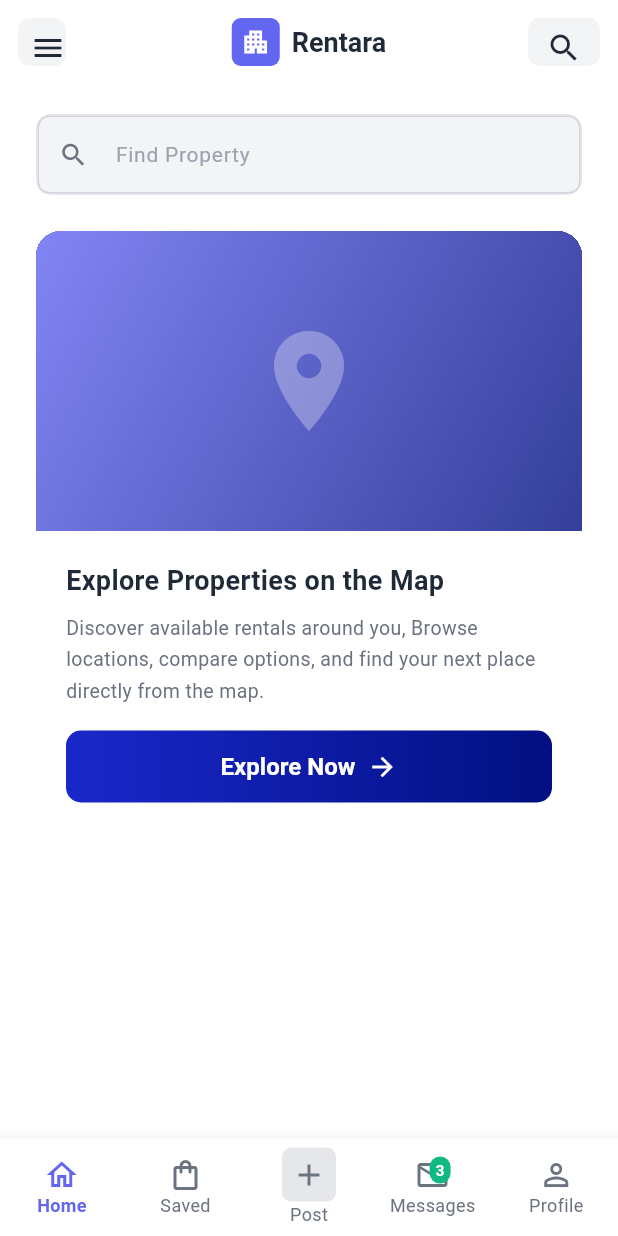
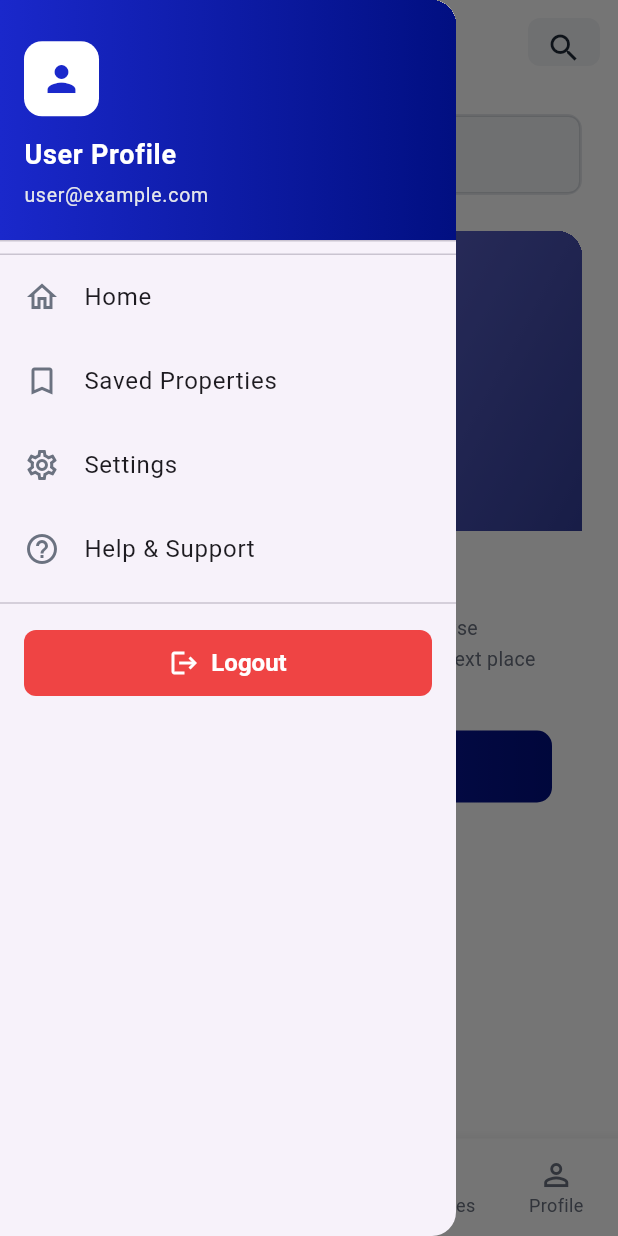
Before and after one commit to FikrTechnology/find_apartment_flutter, a Flutter app: the HomePage screen opened by its route, with the side drawer open (before the commit the screen has no drawer), on a phone screen of 412 x 824 dp. Run offline on Flutter 3.47's test engine with Material 3 defaults, Android fonts, the phone set to English and light mode, and no system bars; our stand-ins replace carousel_slider, dio, flutter_bloc, flutter_secure_storage, go_router, logger; accounts and stored records are empty.

Commit message:
Update Login Screen - save session management and username

```diff
--- a/lib/features/auth/presentation/bloc/login_bloc.dart
+++ b/lib/features/auth/presentation/bloc/login_bloc.dart
@@ -2,17 +2,22 @@ import 'package:flutter_bloc/flutter_bloc.dart';
 import 'package:logger/logger.dart';
 import '../../../../core/api/api_client.dart';
 import '../../../../core/api/models/login_models.dart';
+import '../../../../core/services/session_service.dart';
+import '../../../../core/services/remember_me_service.dart';
 
 part 'login_event.dart';
 part 'login_state.dart';
 
 class LoginBloc extends Bloc<LoginEvent, LoginState> {
   final ApiClient apiClient;
+  final SessionService sessionService = SessionService();
+  final RememberMeService rememberMeService = RememberMeService();
   final Logger _logger = Logger();
 
   LoginBloc({required this.apiClient}) : super(const LoginInitial()) {
     on<LoginWithEmailEvent>(_onLoginWithEmail);
     on<LoginWithGoogleEvent>(_onLoginWithGoogle);
+    on<LogoutEvent>(_onLogout);
   }
 
   Future<void> _onLoginWithEmail(
@@ -24,7 +29,6 @@ class LoginBloc extends Bloc<LoginEvent, LoginState> {
 
     try {
       _logger.d('Validating login inputs...');
-      // Validate email and password
       if (event.email.isEmpty || event.password.isEmpty) {
         _logger.w('Login validation failed: Missing email or password');
         emit(const LoginError('Email dan password tidak boleh kosong'));
@@ -38,7 +42,6 @@ class LoginBloc extends Bloc<LoginEvent, LoginState> {
       }
 
       _logger.i('All validations passed, calling login API...');
-      // Call API
       final request = LoginRequest(
         email: event.email,
         password: event.password,
@@ -47,7 +50,27 @@ class LoginBloc extends Bloc<LoginEvent, LoginState> {
       final response = await apiClient.login(request);
 
       _logger.i('Login success, user: ${response.data.user.name}');
-      // Success
+
+      await sessionService.saveSession(
+        token: response.data.accessToken,
+        userId: response.data.user.id.toString(),
+        userName: response.data.user.name,
+        userEmail: response.data.user.email,
+      );
+      _logger.i('Session saved successfully');
+
+      if (event.rememberMe) {
+        await rememberMeService.saveCredentials(
+          email: event.email,
+          password: event.password,
+          rememberMe: true,
+        );
+        _logger.i('Credentials saved with remember me enabled');
+      } else {
+        await rememberMeService.clearCredentials();
+        _logger.i('Credentials cleared');
+      }
+
       emit(LoginSuccess(user: response.data.user, accessToken: response.data.accessToken));
     } catch (e) {
       _logger.e('Login error: $e');
@@ -72,4 +95,19 @@ class LoginBloc extends Bloc<LoginEvent, LoginState> {
       emit(LoginError(e.toString()));
     }
   }
+
+  Future<void> _onLogout(
+    LogoutEvent event,
+    Emitter<LoginState> emit,
+  ) async {
+    _logger.i('LogoutEvent triggered');
+    try {
+      await sessionService.clearSession();
+      _logger.i('Session cleared - Remember me credentials preserved');
+      emit(const LoginInitial());
+    } catch (e) {
+      _logger.e('Logout error: $e');
+      emit(LoginError(e.toString()));
+    }
+  }
 }
--- a/lib/features/auth/presentation/bloc/login_event.dart
+++ b/lib/features/auth/presentation/bloc/login_event.dart
@@ -19,3 +19,7 @@ class LoginWithEmailEvent extends LoginEvent {
 class LoginWithGoogleEvent extends LoginEvent {
   const LoginWithGoogleEvent();
 }
+
+class LogoutEvent extends LoginEvent {
+  const LogoutEvent();
+}
--- a/lib/features/home/presentation/pages/home_page.dart
+++ b/lib/features/home/presentation/pages/home_page.dart
@@ -1,6 +1,8 @@
 import 'package:flutter/material.dart';
+import 'package:flutter_bloc/flutter_bloc.dart';
 import 'package:go_router/go_router.dart';
 import '../../../../core/constants/app_strings.dart';
+import '../../../auth/presentation/bloc/login_bloc.dart';
 
 class HomePage extends StatefulWidget {
   const HomePage({super.key});
@@ -11,11 +13,14 @@ class HomePage extends StatefulWidget {
 
 class _HomePageState extends State<HomePage> {
   int _selectedIndex = 0;
+  final GlobalKey<ScaffoldState> _scaffoldKey = GlobalKey<ScaffoldState>();
 
   @override
   Widget build(BuildContext context) {
     return Scaffold(
+      key: _scaffoldKey,
       backgroundColor: Colors.white,
+      drawer: _buildDrawer(context),
       appBar: AppBar(
         backgroundColor: Colors.white,
         elevation: 0,
@@ -32,7 +37,7 @@ class _HomePageState extends State<HomePage> {
                 color: Color(0xFF1F2937),
                 size: 24,
               ),
-              onPressed: () {},
+              onPressed: () => _scaffoldKey.currentState?.openDrawer(),
             ),
           ),
         ),
@@ -336,4 +341,121 @@ class _HomePageState extends State<HomePage> {
       ),
     );
   }
+
+  Widget _buildDrawer(BuildContext context) {
+    return Drawer(
+      child: SafeArea(
+        child: ListView(
+          padding: EdgeInsets.zero,
+          children: [
+            DrawerHeader(
+              decoration: const BoxDecoration(
+                gradient: LinearGradient(
+                  begin: Alignment.centerLeft,
+                  end: Alignment.centerRight,
+                  colors: [
+                    Color(0xFF1A28CB),
+                    Color(0xFF010F81),
+                  ],
+                ),
+              ),
+              child: Column(
+                crossAxisAlignment: CrossAxisAlignment.start,
+                mainAxisAlignment: MainAxisAlignment.center,
+                children: [
+                  Container(
+                    width: 50,
+                    height: 50,
+                    decoration: BoxDecoration(
+                      color: Colors.white,
+                      borderRadius: BorderRadius.circular(12),
+                    ),
+                    child: const Icon(
+                      Icons.person,
+                      color: Color(0xFF1A28CB),
+                      size: 28,
+                    ),
+                  ),
+                  const SizedBox(height: 12),
+                  const Text(
+                    'User Profile',
+                    style: TextStyle(
+                      color: Colors.white,
+                      fontSize: 18,
+                      fontWeight: FontWeight.w700,
+                    ),
+                  ),
+                  const SizedBox(height: 4),
+                  const Text(
+                    'user@example.com',
+                    style: TextStyle(
+                      color: Color(0xFFE5E7EB),
+                      fontSize: 13,
+                      fontWeight: FontWeight.w400,
+                    ),
+                  ),
+                ],
+              ),
+            ),
+            const Divider(height: 1),
+            ListTile(
+              leading: const Icon(
+                Icons.home_outlined,
+                color: Color(0xFF6B7280),
+              ),
+              title: const Text('Home'),
+              onTap: () => Navigator.pop(context),
+            ),
+            ListTile(
+              leading: const Icon(
+                Icons.bookmark_outline,
+                color: Color(0xFF6B7280),
+              ),
+              title: const Text('Saved Properties'),
+              onTap: () => Navigator.pop(context),
+            ),
+            ListTile(
+              leading: const Icon(
+                Icons.settings_outlined,
+                color: Color(0xFF6B7280),
+              ),
+              title: const Text('Settings'),
+              onTap: () => Navigator.pop(context),
+            ),
+            ListTile(
+              leading: const Icon(
+                Icons.help_outline,
+                color: Color(0xFF6B7280),
+              ),
+              title: const Text('Help & Support'),
+              onTap: () => Navigator.pop(context),
+            ),
+            const Divider(height: 16),
+            Padding(
+              padding: const EdgeInsets.symmetric(horizontal: 16, vertical: 8),
+              child: FilledButton.icon(
+                onPressed: () {
+                  Navigator.pop(context);
+                  context.read<LoginBloc>().add(const LogoutEvent());
+                  Future.delayed(const Duration(milliseconds: 500), () {
+                    context.go('/login');
+                  });
+                },
+                icon: const Icon(Icons.logout, size: 20),
+                label: const Text('Logout'),
+                style: FilledButton.styleFrom(
+                  backgroundColor: const Color(0xFFEF4444),
+                  foregroundColor: Colors.white,
+                  padding: const EdgeInsets.symmetric(vertical: 12),
+                  shape: RoundedRectangleBorder(
+                    borderRadius: BorderRadius.circular(8),
+                  ),
+                ),
+              ),
+            ),
+          ],
+        ),
+      ),
+    );
+  }
 }
--- a/lib/features/splash/presentation/bloc/splash_state.dart
+++ b/lib/features/splash/presentation/bloc/splash_state.dart
@@ -13,7 +13,8 @@ class SplashLoading extends SplashState {
 }
 
 class SplashCompleted extends SplashState {
-  const SplashCompleted();
+  final bool isLoggedIn;
+  const SplashCompleted({this.isLoggedIn = false});
 }
 
 class SplashError extends SplashState {
--- a/pubspec.yaml
+++ b/pubspec.yaml
@@ -18,6 +18,7 @@ dependencies:
   go_router: ^14.0.0
   logger: ^2.1.0
   dio: ^5.0.0
+  flutter_secure_storage: ^9.0.0
   intl: ^0.19.0
   cached_network_image: ^3.3.0
   google_maps_flutter: ^2.5.0
```
Also changed, not shown: lib/core/services/remember_me_service.dart (added, +83 -0 lines), lib/core/services/session_service.dart (added, +101 -0 lines), lib/features/auth/presentation/pages/login_page.dart (+31 -0 lines), lib/features/splash/presentation/bloc/splash_bloc.dart (+23 -4 lines), lib/features/splash/presentation/pages/splash_page.dart (+9 -1 lines), pubspec.lock, 5 other files.
